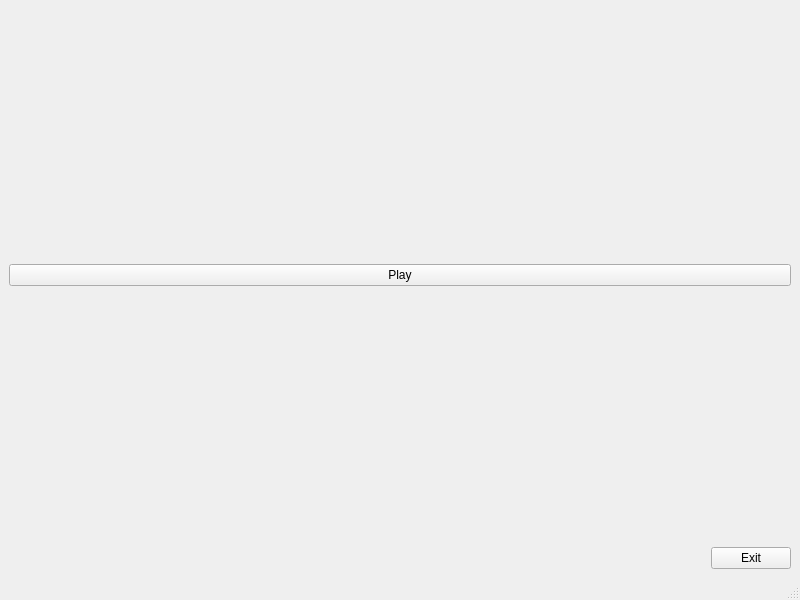
Above: card_bank.ui from MitchellMcDuff/Card_Bank before the change. Below: the same form after it.
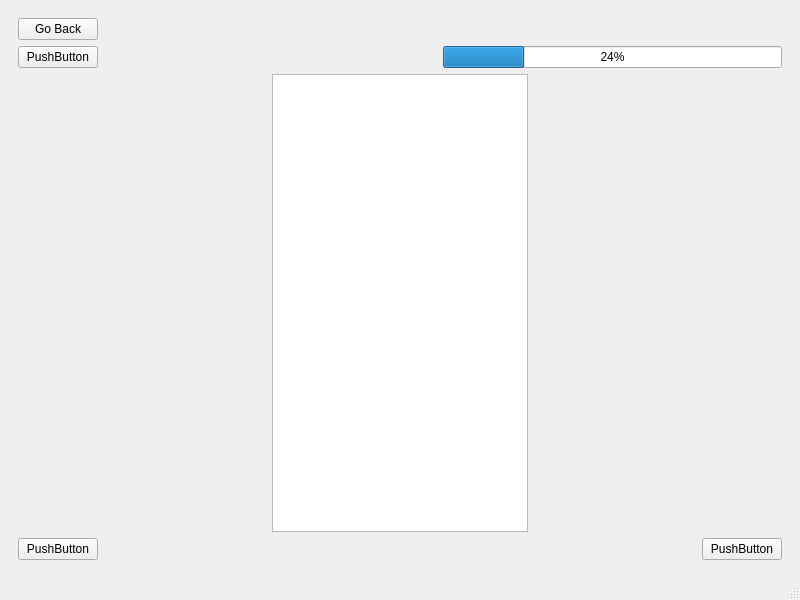
That is the form after the change. The open tabs and pages were chosen to show the change.

Commit message:
A Better Base!
this will allow a swift change between widgets

Diff of the .ui file:
```diff
--- a/card_bank.ui
+++ b/card_bank.ui
@@ -16,6 +16,13 @@
   <widget class="QWidget" name="mainGridWidget">
    <layout class="QGridLayout" name="gridLayout_6">
     <item row="0" column="0">
+     <widget class="QStackedWidget" name="stackedWidget">
+      <property name="currentIndex">
+       <number>0</number>
+      </property>
+      <widget class="QWidget" name="page_2">
+       <layout class="QGridLayout" name="gridLayout">
+        <item row="0" column="0">
      <layout class="QVBoxLayout" name="initialVerticalLayout">
       <item>
        <spacer name="playButtonVerticalSpacerTop">
@@ -75,6 +82,120 @@
        </layout>
       </item>
      </layout>
+        </item>
+       </layout>
+      </widget>
+      <widget class="QWidget" name="page_1">
+       <layout class="QGridLayout" name="gridLayout_3">
+        <item row="0" column="0">
+         <layout class="QVBoxLayout" name="verticalLayout">
+          <item>
+           <layout class="QGridLayout" name="gridLayout_2">
+            <item row="2" column="0">
+             <widget class="QPushButton" name="pushButton_3">
+              <property name="text">
+               <string>PushButton</string>
+              </property>
+             </widget>
+            </item>
+            <item row="1" column="0">
+             <widget class="QPushButton" name="goBackButton">
+              <property name="text">
+               <string>Go Back</string>
+              </property>
+             </widget>
+            </item>
+            <item row="2" column="1">
+             <spacer name="horizontalSpacer_2">
+              <property name="orientation">
+               <enum>Qt::Horizontal</enum>
+              </property>
+              <property name="sizeHint" stdset="0">
+               <size>
+                <width>40</width>
+                <height>20</height>
+               </size>
+              </property>
+             </spacer>
+            </item>
+            <item row="2" column="2">
+             <widget class="QProgressBar" name="progressBar">
+              <property name="value">
+               <number>24</number>
+              </property>
+             </widget>
+            </item>
+           </layout>
+          </item>
+          <item>
+           <layout class="QGridLayout" name="gridLayout_7">
+            <item row="0" column="2">
+             <spacer name="horizontalSpacer_3">
+              <property name="orientation">
+               <enum>Qt::Horizontal</enum>
+              </property>
+              <property name="sizeHint" stdset="0">
+               <size>
+                <width>40</width>
+                <height>20</height>
+               </size>
+              </property>
+             </spacer>
+            </item>
+            <item row="0" column="0">
+             <spacer name="horizontalSpacer">
+              <property name="orientation">
+               <enum>Qt::Horizontal</enum>
+              </property>
+              <property name="sizeHint" stdset="0">
+               <size>
+                <width>40</width>
+                <height>20</height>
+               </size>
+              </property>
+             </spacer>
+            </item>
+            <item row="0" column="1">
+             <widget class="QTextBrowser" name="textBrowser"/>
+            </item>
+           </layout>
+          </item>
+         </layout>
+        </item>
+        <item row="1" column="0">
+         <layout class="QGridLayout" name="gridLayout_8">
+          <item row="0" column="2">
+           <widget class="QPushButton" name="pushButton">
+            <property name="text">
+             <string>PushButton</string>
+            </property>
+           </widget>
+          </item>
+          <item row="0" column="1">
+           <spacer name="horizontalSpacer_4">
+            <property name="orientation">
+             <enum>Qt::Horizontal</enum>
+            </property>
+            <property name="sizeHint" stdset="0">
+             <size>
+              <width>40</width>
+              <height>20</height>
+             </size>
+            </property>
+           </spacer>
+          </item>
+          <item row="0" column="0">
+           <widget class="QPushButton" name="pushButton_4">
+            <property name="text">
+             <string>PushButton</string>
+            </property>
+           </widget>
+          </item>
+         </layout>
+        </item>
+       </layout>
+      </widget>
+     </widget>
     </item>
    </layout>
   </widget>
```
Lines whose indentation alone changed are shown as unchanged. The commit also changes 2 other files.
